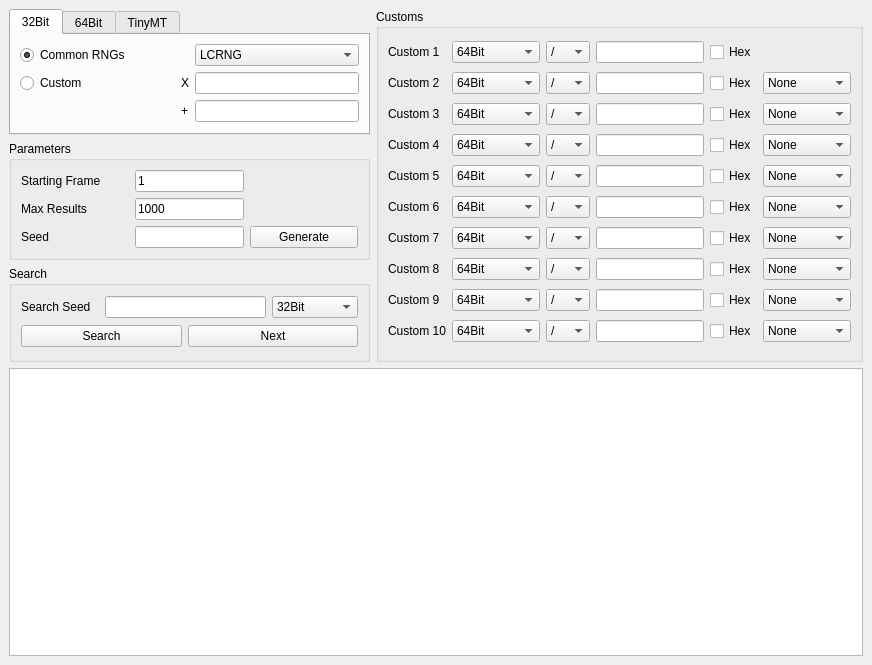
Above: Forms/Util/Researcher.ui from Admiral-Fish/PokeFinder before the change. Below: the same form after it.
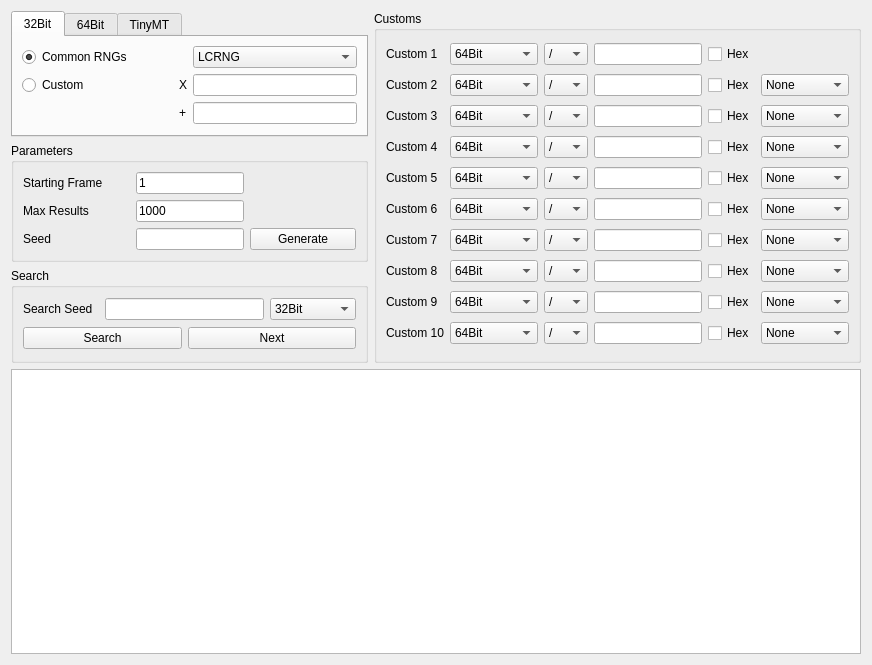
That is the form after the change. Custom widgets are drawn as their Qt base class.

```diff
--- a/Forms/Util/Researcher.ui
+++ b/Forms/Util/Researcher.ui
@@ -1,7 +1,7 @@
 <?xml version="1.0" encoding="UTF-8"?>
 <ui version="4.0">
  <class>Researcher</class>
- <widget class="QMainWindow" name="Researcher">
+ <widget class="QWidget" name="Researcher">
   <property name="geometry">
    <rect>
     <x>0</x>
@@ -19,7 +19,6 @@
   <property name="windowTitle">
    <string notr="true">Researcher</string>
   </property>
-  <widget class="QWidget" name="centralwidget">
    <layout class="QGridLayout" name="gridLayout_7">
     <item row="0" column="0">
      <widget class="QTabWidget" name="rngSelection">
@@ -3207,7 +3206,6 @@
      </widget>
     </item>
    </layout>
-  </widget>
  </widget>
  <customwidgets>
   <customwidget>
```
Lines whose indentation alone changed are shown as unchanged.
